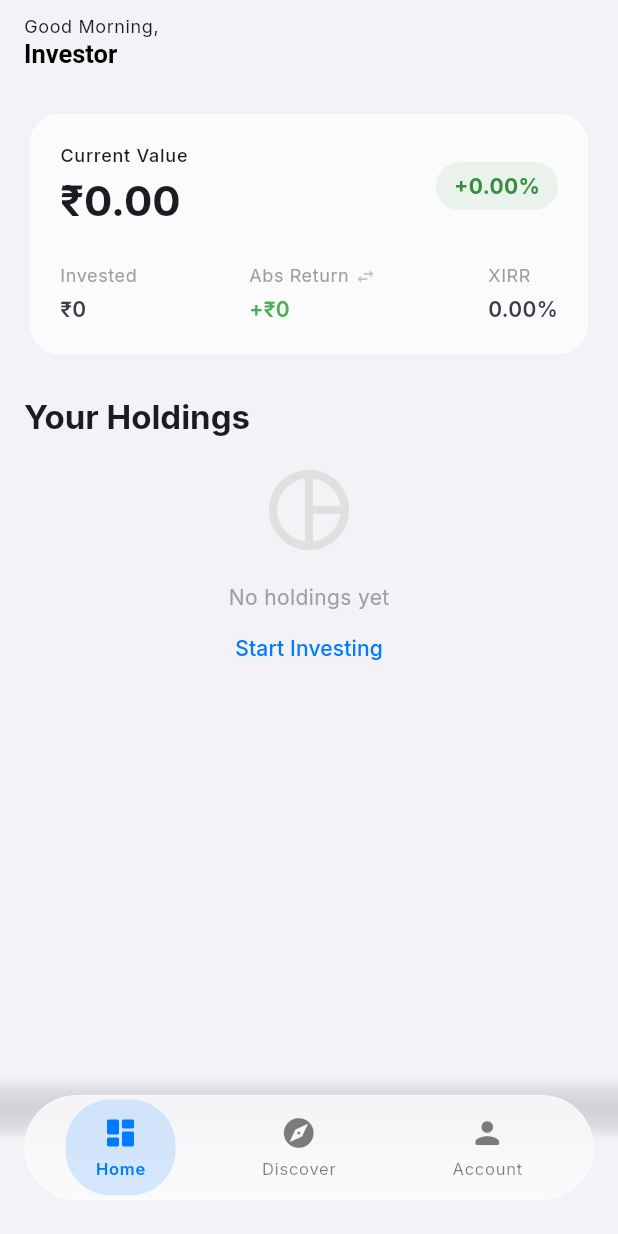
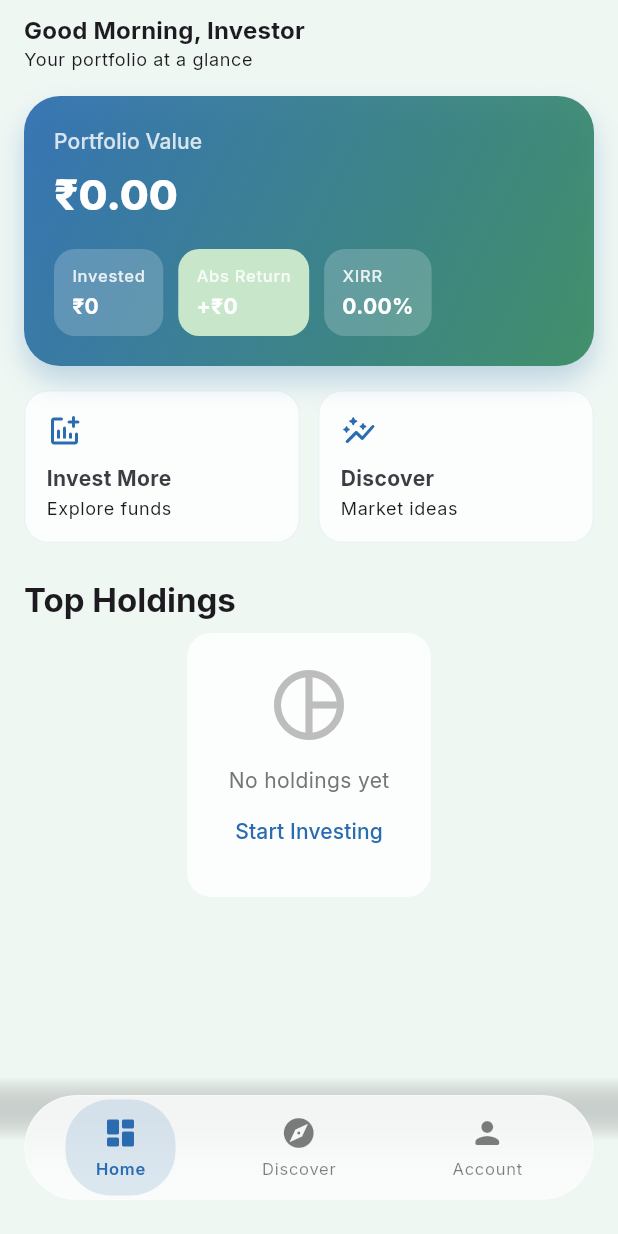
Before and after one commit to kevaljuthani/MutualFundTracker, a Flutter app: the DashboardScreen screen opened by its route, on a phone screen of 412 x 824 dp. Run offline on Flutter 3.47's test engine with Material 3 defaults, Android fonts, the phone set to English and light mode, and no system bars; our stand-ins replace dio, fl_chart, flutter_secure_storage, go_router, google_fonts; accounts and stored records are empty; network calls fail.

Commit message:
Revamp dashboard with calmer modern portfolio UX

```diff
--- a/Client/lib/features/dashboard/dashboard_screen.dart
+++ b/Client/lib/features/dashboard/dashboard_screen.dart
@@ -2,7 +2,6 @@ import 'package:flutter/material.dart';
 import 'package:provider/provider.dart';
 import 'package:go_router/go_router.dart';
 import 'package:intl/intl.dart';
-import '../../core/theme_provider.dart';
 import 'portfolio_provider.dart';
 import '../auth/auth_provider.dart';
 
@@ -26,9 +25,9 @@ class _DashboardScreenState extends State<DashboardScreen> {
 
   String _getGreeting() {
     final hour = DateTime.now().hour;
-    if (hour < 12) return 'Good Morning,';
-    if (hour < 17) return 'Good Afternoon,';
-    return 'Good Evening,';
+    if (hour < 12) return 'Good Morning';
+    if (hour < 17) return 'Good Afternoon';
+    return 'Good Evening';
   }
 
   @override
@@ -42,39 +41,61 @@ class _DashboardScreenState extends State<DashboardScreen> {
       return const Scaffold(body: Center(child: CircularProgressIndicator()));
     }
 
-    // Handle empty state properly: if data is null, or summary is empty
     final summary = data?['summary'];
     final holdings = data?['holdings'] as List<dynamic>? ?? [];
+    final topHoldings = holdings.take(3).toList();
 
     return Scaffold(
       appBar: AppBar(
         title: Column(
           crossAxisAlignment: CrossAxisAlignment.start,
           children: [
-            Text(_getGreeting(), style: Theme.of(context).textTheme.bodySmall),
-            Text(userName, style: const TextStyle(fontWeight: FontWeight.bold)),
+            Text(
+              '${_getGreeting()}, $userName',
+              style: Theme.of(context).textTheme.titleMedium?.copyWith(
+                    fontWeight: FontWeight.w700,
+                  ),
+            ),
+            Text(
+              'Your portfolio at a glance',
+              style: Theme.of(context).textTheme.bodySmall,
+            ),
           ],
         ),
-        actions: const [],
       ),
       body: RefreshIndicator(
         onRefresh: () => context.read<PortfolioProvider>().fetchPortfolio(),
-        child: SingleChildScrollView(
+        child: ListView(
           physics: const AlwaysScrollableScrollPhysics(),
-          padding: const EdgeInsets.all(16),
-          child: Column(
-            crossAxisAlignment: CrossAxisAlignment.start,
+          padding: const EdgeInsets.fromLTRB(16, 8, 16, 120),
           children: [
             _buildSummaryCard(context, summary),
+            const SizedBox(height: 16),
+            _buildQuickActions(context),
             const SizedBox(height: 24),
-              Text('Your Holdings', style: Theme.of(context).textTheme.titleLarge?.copyWith(fontWeight: FontWeight.bold)),
-              const SizedBox(height: 16),
+            Row(
+              mainAxisAlignment: MainAxisAlignment.spaceBetween,
+              children: [
+                Text(
+                  'Top Holdings',
+                  style: Theme.of(context)
+                      .textTheme
+                      .titleLarge
+                      ?.copyWith(fontWeight: FontWeight.bold),
+                ),
+                if (holdings.length > 3)
+                  TextButton(
+                    onPressed: () => _openHoldingsSheet(context, holdings),
+                    child: const Text('View all'),
+                  )
+              ],
+            ),
+            const SizedBox(height: 8),
             if (holdings.isEmpty)
               _buildEmptyState(context)
             else
-                ...holdings.map((h) => _buildHoldingItem(context, h)),
+              ...topHoldings.map((holding) => _buildHoldingItem(context, holding)),
           ],
-          ),
         ),
       ),
     );
@@ -86,82 +107,138 @@ class _DashboardScreenState extends State<DashboardScreen> {
     final xirr = summary?['xirr'] ?? 0;
     final absReturn = summary?['absoluteReturn'] ?? 0;
     final retPercent = summary?['returnPercentage'] ?? 0;
-
     final isPositive = absReturn >= 0;
 
-    return Card(
-      child: Padding(
+    return Container(
       padding: const EdgeInsets.all(20),
+      decoration: BoxDecoration(
+        borderRadius: BorderRadius.circular(24),
+        gradient: LinearGradient(
+          begin: Alignment.topLeft,
+          end: Alignment.bottomRight,
+          colors: [
+            Theme.of(context).colorScheme.primary.withOpacity(0.92),
+            Theme.of(context).colorScheme.secondary.withOpacity(0.88),
+          ],
+        ),
+        boxShadow: [
+          BoxShadow(
+            color: Theme.of(context).colorScheme.primary.withOpacity(0.25),
+            blurRadius: 16,
+            offset: const Offset(0, 10),
+          ),
+        ],
+      ),
       child: Column(
-          children: [
-            Row(
-              mainAxisAlignment: MainAxisAlignment.spaceBetween,
-              children: [
-                Column(
         crossAxisAlignment: CrossAxisAlignment.start,
         children: [
-                     Text('Current Value', style: Theme.of(context).textTheme.labelMedium),
-                     const SizedBox(height: 4),
-                     Text('₹${NumberFormat("#,##,##0.00").format(curVal)}', style: Theme.of(context).textTheme.headlineMedium?.copyWith(fontWeight: FontWeight.bold)),
-                   ],
+          Text(
+            'Portfolio Value',
+            style: Theme.of(context)
+                .textTheme
+                .labelLarge
+                ?.copyWith(color: Colors.white.withOpacity(0.8)),
           ),
-                Container(
-                  padding: const EdgeInsets.symmetric(horizontal: 12, vertical: 6),
-                  decoration: BoxDecoration(
-                    color: isPositive ? Colors.green.withOpacity(0.1) : Colors.red.withOpacity(0.1),
-                    borderRadius: BorderRadius.circular(20),
+          const SizedBox(height: 8),
+          Text(
+            '₹${NumberFormat("#,##,##0.00").format(curVal)}',
+            style: Theme.of(context).textTheme.headlineMedium?.copyWith(
+                  fontWeight: FontWeight.w800,
+                  color: Colors.white,
                 ),
-                  child: Text(
-                    '${isPositive ? '+' : ''}${retPercent.toStringAsFixed(2)}%',
-                     style: TextStyle(color: isPositive ? Colors.green[700] : Colors.red[700], fontWeight: FontWeight.bold),
           ),
-                )
-              ],
+          const SizedBox(height: 18),
+          Wrap(
+            spacing: 10,
+            runSpacing: 10,
+            children: [
+              _buildMetricChip(
+                context,
+                'Invested',
+                '₹${NumberFormat.compact().format(invested)}',
               ),
-            const SizedBox(height: 24),
-            Row(
-              mainAxisAlignment: MainAxisAlignment.spaceBetween,
-              children: [
-                _buildSummaryItem(context, 'Invested', '₹${NumberFormat.compact().format(invested)}'),
-                _buildSummaryItem(
+              _buildMetricChip(
                 context,
                 'Abs Return',
                 _showAbsReturnPercentage
                     ? '${isPositive ? '+' : ''}${retPercent.toStringAsFixed(2)}%'
                     : '${isPositive ? '+' : ''}₹${NumberFormat.compact().format(absReturn)}',
-                  color: isPositive ? Colors.green : Colors.red,
-                  onTap: () => setState(() => _showAbsReturnPercentage = !_showAbsReturnPercentage),
-                  showIcon: true
+                color: isPositive ? Colors.green.shade100 : Colors.red.shade100,
+                onTap: () {
+                  setState(() {
+                    _showAbsReturnPercentage = !_showAbsReturnPercentage;
+                  });
+                },
               ),
-                _buildSummaryItem(context, 'XIRR', '${xirr.toStringAsFixed(2)}%'),
+              _buildMetricChip(context, 'XIRR', '${xirr.toStringAsFixed(2)}%'),
             ],
-            )
+          ),
+        ],
+      ),
+    );
+  }
+
+  Widget _buildMetricChip(
+    BuildContext context,
+    String label,
+    String value, {
+    Color? color,
+    VoidCallback? onTap,
+  }) {
+    return InkWell(
+      borderRadius: BorderRadius.circular(14),
+      onTap: onTap,
+      child: Container(
+        padding: const EdgeInsets.symmetric(horizontal: 12, vertical: 10),
+        decoration: BoxDecoration(
+          borderRadius: BorderRadius.circular(14),
+          color: color ?? Colors.white.withOpacity(0.2),
+        ),
+        child: Column(
+          crossAxisAlignment: CrossAxisAlignment.start,
+          children: [
+            Text(
+              label,
+              style: Theme.of(context)
+                  .textTheme
+                  .labelSmall
+                  ?.copyWith(color: Colors.white.withOpacity(0.85)),
+            ),
+            const SizedBox(height: 2),
+            Text(
+              value,
+              style: Theme.of(context).textTheme.bodyMedium?.copyWith(
+                    color: Colors.white,
+                    fontWeight: FontWeight.w700,
+                  ),
+            ),
           ],
         ),
       ),
     );
   }
 
-  Widget _buildSummaryItem(BuildContext context, String label, String value, {Color? color, VoidCallback? onTap, bool showIcon = false}) {
-    return GestureDetector(
-      onTap: onTap,
-      child: Column(
-        crossAxisAlignment: CrossAxisAlignment.start,
+  Widget _buildQuickActions(BuildContext context) {
+    return Row(
       children: [
-          Row(
-            children: [
-              Text(label, style: Theme.of(context).textTheme.bodySmall?.copyWith(color: Colors.grey)),
-              if (showIcon)
-                Padding(
-                  padding: const EdgeInsets.only(left: 4.0),
-                  child: Icon(Icons.swap_horiz, size: 14, color: Colors.grey.withOpacity(0.6)),
-                )
+        Expanded(
+          child: _ActionCard(
+            label: 'Invest More',
+            icon: Icons.addchart_rounded,
+            subtitle: 'Explore funds',
+            onTap: () => context.push('/search'),
+          ),
+        ),
+        const SizedBox(width: 12),
+        Expanded(
+          child: _ActionCard(
+            label: 'Discover',
+            icon: Icons.auto_graph_rounded,
+            subtitle: 'Market ideas',
+            onTap: () => context.go('/discover'),
+          ),
+        ),
       ],
-          ),
-          const SizedBox(height: 4),
-          Text(value, style: Theme.of(context).textTheme.bodyMedium?.copyWith(fontWeight: FontWeight.w600, color: color)),
-        ],
-      ),
     );
   }
 
@@ -179,31 +256,74 @@ class _DashboardScreenState extends State<DashboardScreen> {
         padding: const EdgeInsets.all(16),
         decoration: BoxDecoration(
           color: Theme.of(context).cardTheme.color,
-           borderRadius: BorderRadius.circular(16),
-           border: Border.all(color: Colors.grey.withOpacity(0.1)),
+          borderRadius: BorderRadius.circular(18),
+          border: Border.all(
+            color: Theme.of(context).colorScheme.primary.withOpacity(0.08),
+          ),
         ),
         child: Row(
           children: [
             Container(
-               width: 40, height: 40,
-               decoration: BoxDecoration(color: Theme.of(context).colorScheme.primary.withOpacity(0.1), borderRadius: BorderRadius.circular(8)),
-               child: Center(child: Text(name[0], style: TextStyle(color: Theme.of(context).colorScheme.primary, fontWeight: FontWeight.bold))),
+              width: 42,
+              height: 42,
+              decoration: BoxDecoration(
+                gradient: LinearGradient(
+                  colors: [
+                    Theme.of(context).colorScheme.primary.withOpacity(0.14),
+                    Theme.of(context).colorScheme.secondary.withOpacity(0.14),
+                  ],
+                ),
+                borderRadius: BorderRadius.circular(10),
+              ),
+              child: Center(
+                child: Text(
+                  name[0],
+                  style: TextStyle(
+                    color: Theme.of(context).colorScheme.primary,
+                    fontWeight: FontWeight.bold,
+                  ),
+                ),
+              ),
             ),
             const SizedBox(width: 12),
             Expanded(
               child: Column(
                 crossAxisAlignment: CrossAxisAlignment.start,
                 children: [
-                   Text(name, maxLines: 1, overflow: TextOverflow.ellipsis, style: Theme.of(context).textTheme.bodyMedium?.copyWith(fontWeight: FontWeight.w600)),
-                   Text('${units.toStringAsFixed(2)} units', style: Theme.of(context).textTheme.bodySmall),
+                  Text(
+                    name,
+                    maxLines: 1,
+                    overflow: TextOverflow.ellipsis,
+                    style: Theme.of(context)
+                        .textTheme
+                        .bodyMedium
+                        ?.copyWith(fontWeight: FontWeight.w700),
+                  ),
+                  Text(
+                    '${units.toStringAsFixed(2)} units',
+                    style: Theme.of(context).textTheme.bodySmall,
+                  ),
                 ],
               ),
             ),
             Column(
               crossAxisAlignment: CrossAxisAlignment.end,
               children: [
-                 Text('₹${NumberFormat.compact().format(current)}', style: Theme.of(context).textTheme.bodyMedium?.copyWith(fontWeight: FontWeight.bold)),
-                 Text('${isPos ? '+' : ''}${ret.toStringAsFixed(1)}%', style: TextStyle(fontSize: 12, color: isPos ? Colors.green : Colors.red)),
+                Text(
+                  '₹${NumberFormat.compact().format(current)}',
+                  style: Theme.of(context)
+                      .textTheme
+                      .bodyMedium
+                      ?.copyWith(fontWeight: FontWeight.bold),
+                ),
+                Text(
+                  '${isPos ? '+' : ''}${ret.toStringAsFixed(1)}%',
+                  style: TextStyle(
+                    fontSize: 12,
+                    fontWeight: FontWeight.w600,
+                    color: isPos ? Colors.green : Colors.red,
+                  ),
+                ),
               ],
             )
           ],
@@ -214,18 +334,91 @@ class _DashboardScreenState extends State<DashboardScreen> {
 
   Widget _buildEmptyState(BuildContext context) {
     return Center(
+      child: Container(
+        padding: const EdgeInsets.all(20),
+        decoration: BoxDecoration(
+          borderRadius: BorderRadius.circular(16),
+          color: Theme.of(context).cardTheme.color,
+        ),
         child: Column(
-        mainAxisAlignment: MainAxisAlignment.center,
           children: [
-          Icon(Icons.pie_chart_outline, size: 64, color: Colors.grey[300]),
-          const SizedBox(height: 16),
-          Text('No holdings yet', style: TextStyle(color: Colors.grey[500])),
+            Icon(Icons.pie_chart_outline, size: 56, color: Colors.grey[400]),
+            const SizedBox(height: 12),
+            Text('No holdings yet', style: TextStyle(color: Colors.grey[600])),
             TextButton(
               onPressed: () => context.push('/search'),
               child: const Text('Start Investing'),
             )
           ],
         ),
+      ),
+    );
+  }
+
+  void _openHoldingsSheet(BuildContext context, List<dynamic> holdings) {
+    showModalBottomSheet<void>(
+      context: context,
+      isScrollControlled: true,
+      showDragHandle: true,
+      builder: (context) {
+        return SafeArea(
+          child: ListView.builder(
+            padding: const EdgeInsets.all(16),
+            itemCount: holdings.length,
+            itemBuilder: (context, index) {
+              return _buildHoldingItem(context, holdings[index]);
+            },
+          ),
+        );
+      },
     );
   }
 }
+
+class _ActionCard extends StatelessWidget {
+  final String label;
+  final String subtitle;
+  final IconData icon;
+  final VoidCallback onTap;
+
+  const _ActionCard({
+    required this.label,
+    required this.subtitle,
+    required this.icon,
+    required this.onTap,
+  });
+
+  @override
+  Widget build(BuildContext context) {
+    return InkWell(
+      onTap: onTap,
+      borderRadius: BorderRadius.circular(16),
+      child: Ink(
+        padding: const EdgeInsets.all(14),
+        decoration: BoxDecoration(
+          borderRadius: BorderRadius.circular(16),
+          color: Theme.of(context).cardTheme.color,
+          border: Border.all(
+            color: Theme.of(context).colorScheme.primary.withOpacity(0.08),
+          ),
+        ),
+        child: Column(
+          crossAxisAlignment: CrossAxisAlignment.start,
+          children: [
+            Icon(icon, color: Theme.of(context).colorScheme.primary),
+            const SizedBox(height: 10),
+            Text(
+              label,
+              style: Theme.of(context)
+                  .textTheme
+                  .bodyMedium
+                  ?.copyWith(fontWeight: FontWeight.w700),
+            ),
+            const SizedBox(height: 2),
+            Text(subtitle, style: Theme.of(context).textTheme.bodySmall),
+          ],
+        ),
+      ),
+    );
+  }
+}
--- a/Client/lib/features/home/main_screen.dart
+++ b/Client/lib/features/home/main_screen.dart
@@ -1,8 +1,6 @@
-import 'dart:ui';
 import 'package:flutter/material.dart';
 import 'package:go_router/go_router.dart';
 import '../../core/glass_container.dart';
-import '../../core/theme.dart';
 
 class MainScreen extends StatelessWidget {
   final StatefulNavigationShell navigationShell;
@@ -15,20 +13,19 @@ class MainScreen extends StatelessWidget {
   @override
   Widget build(BuildContext context) {
     final theme = Theme.of(context);
-    final glassTheme = theme.extension<GlassTheme>();
-
     return Scaffold(
       extendBody: true, // Important for glass effect over body content
       body: navigationShell,
       bottomNavigationBar: Container(
-        padding: const EdgeInsets.only(left: 16, right: 16, bottom: 24, top: 12),
+        padding:
+            const EdgeInsets.only(left: 16, right: 16, bottom: 24, top: 12),
         decoration: BoxDecoration(
           gradient: LinearGradient(
             begin: Alignment.topCenter,
             end: Alignment.bottomCenter,
             colors: [
               Colors.transparent,
-              theme.scaffoldBackgroundColor.withOpacity(0.5),
+              theme.scaffoldBackgroundColor.withOpacity(0.65),
             ],
             stops: const [0.0, 0.4],
           ),
@@ -50,10 +47,13 @@ class MainScreen extends StatelessWidget {
     );
   }
 
-  Widget _buildNavItem(BuildContext context, int index, IconData icon, String label) {
+  Widget _buildNavItem(
+      BuildContext context, int index, IconData icon, String label) {
     final isSelected = navigationShell.currentIndex == index;
     final theme = Theme.of(context);
-    final color = isSelected ? theme.colorScheme.primary : theme.colorScheme.onSurface.withOpacity(0.5);
+    final color = isSelected
+        ? theme.colorScheme.primary
+        : theme.colorScheme.onSurface.withOpacity(0.5);
 
     return InkWell(
       onTap: () => navigationShell.goBranch(index),
```
Also changed, not shown: Client/lib/core/theme.dart (+9 -9 lines). Lines whose indentation alone changed are shown as unchanged.
